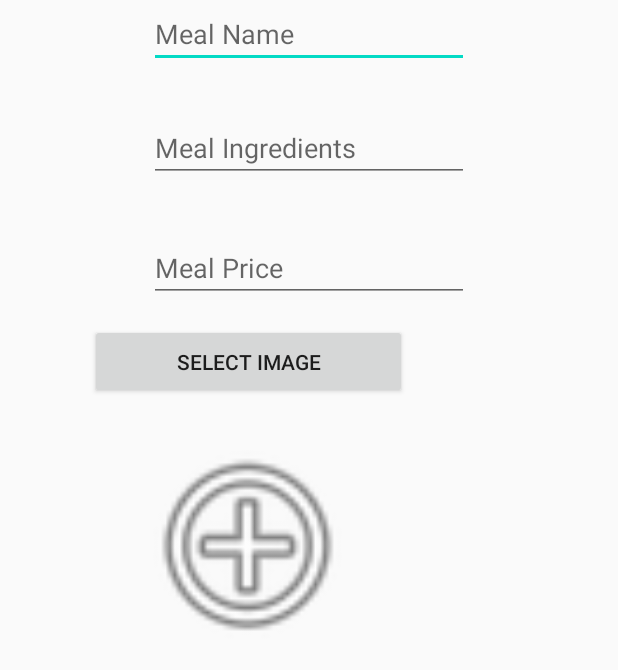
After one commit to bavllymagid/talbat-clone-project, an Android app: the layout add_meal_layout.xml on its own in the app's theme, with its tools: preview values and no code run, on a phone screen of 412 x 824 dp. The commit adds this screen. Shown: the top 670 px of the screen. Run offline under Robolectric (Android 15) with nearby library versions, the phone set to English and light mode, and no system bars.

Commit message:
Button Add Meals With his Layout

```diff
--- a/Talabat/app/src/main/AndroidManifest.xml
+++ b/Talabat/app/src/main/AndroidManifest.xml
@@ -9,7 +9,8 @@
         android:roundIcon="@mipmap/ic_launcher_round"
         android:supportsRtl="true"
         android:theme="@style/AppTheme">
-        <activity android:name=".OwnerLoginPage"></activity>
+        <activity android:name=".Mac"></activity>
+        <activity android:name=".OwnerLoginPage" />
         <activity
             android:name=".ui.login.LoginActivity"
             android:label="@string/title_activity_login" />
--- a/Talabat/app/src/main/java/project/java4/talabat/MainActivity.java
+++ b/Talabat/app/src/main/java/project/java4/talabat/MainActivity.java
@@ -48,6 +48,7 @@ public class MainActivity extends AppCompatActivity {
         ownerLogin.setOnClickListener(new View.OnClickListener() {
             @Override
             public void onClick(View v) {
+                //Intent intent = new Intent(MainActivity.this,OwnerLoginPage.class);
                 Intent intent = new Intent(MainActivity.this,OwnerLoginPage.class);
                 startActivity(intent);
             }
--- a/Talabat/app/src/main/res/layout/activity_owner_login_page.xml
+++ b/Talabat/app/src/main/res/layout/activity_owner_login_page.xml
@@ -60,4 +60,5 @@
         app:layout_constraintEnd_toEndOf="parent"
         app:layout_constraintStart_toStartOf="parent"
         app:layout_constraintTop_toBottomOf="@+id/ownerPassword" />
+
 </androidx.constraintlayout.widget.ConstraintLayout>
--- /dev/null
+++ b/Talabat/app/src/main/res/layout/add_meal_layout.xml
@@ -0,0 +1,69 @@
+<?xml version="1.0" encoding="utf-8"?>
+<androidx.constraintlayout.widget.ConstraintLayout
+    xmlns:android="http://schemas.android.com/apk/res/android"
+    xmlns:app="http://schemas.android.com/apk/res-auto"
+    xmlns:tools="http://schemas.android.com/tools"
+    android:layout_width="match_parent"
+    android:layout_height="match_parent">
+
+    <Button
+        android:id="@+id/btnSelectMealImage"
+        android:layout_width="211dp"
+        android:layout_height="50dp"
+        android:layout_marginStart="60dp"
+        android:layout_marginTop="216dp"
+        android:text="Select Image"
+        app:layout_constraintStart_toStartOf="parent"
+        app:layout_constraintTop_toTopOf="parent" />
+
+    <EditText
+        android:id="@+id/inputMealName"
+        android:layout_width="wrap_content"
+        android:layout_height="wrap_content"
+        android:layout_marginStart="100dp"
+        android:layout_marginEnd="100dp"
+        android:ems="10"
+        android:hint="Meal Name"
+        android:inputType="textPersonName"
+        app:layout_constraintEnd_toEndOf="parent"
+        app:layout_constraintStart_toStartOf="parent"
+        app:layout_constraintTop_toTopOf="parent" />
+
+    <EditText
+        android:id="@+id/inputMealIngredients"
+        android:layout_width="wrap_content"
+        android:layout_height="wrap_content"
+        android:hint="Meal Ingredients"
+        android:layout_marginStart="100dp"
+        android:layout_marginTop="76dp"
+        android:layout_marginEnd="100dp"
+        android:ems="10"
+        android:inputType="textPersonName"
+        app:layout_constraintEnd_toEndOf="parent"
+        app:layout_constraintStart_toStartOf="parent"
+        app:layout_constraintTop_toTopOf="parent" />
+
+    <EditText
+        android:id="@+id/inputMealPrice"
+        android:layout_width="wrap_content"
+        android:layout_height="wrap_content"
+        android:layout_marginStart="100dp"
+        android:layout_marginTop="156dp"
+        android:layout_marginEnd="100dp"
+        android:ems="10"
+        android:hint="Meal Price"
+        android:inputType="textPersonName"
+        app:layout_constraintEnd_toEndOf="parent"
+        app:layout_constraintStart_toStartOf="parent"
+        app:layout_constraintTop_toTopOf="parent" />
+
+    <ImageView
+        android:id="@+id/viewMealImage"
+        android:layout_width="210dp"
+        android:layout_height="150dp"
+        android:layout_marginStart="60dp"
+        android:layout_marginTop="288dp"
+        app:layout_constraintStart_toStartOf="parent"
+        app:layout_constraintTop_toTopOf="parent"
+        app:srcCompat="@android:drawable/ic_menu_add" />
+</androidx.constraintlayout.widget.ConstraintLayout>
```
Also changed, not shown: Talabat/app/src/main/java/project/java4/talabat/Mac.java (added, +70 -0 lines), Talabat/app/src/main/java/project/java4/talabat/OwnerLoginPage.java (+5 -2 lines), Talabat/app/src/main/res/layout/activity_mac.xml (added, +19 -0 lines).
